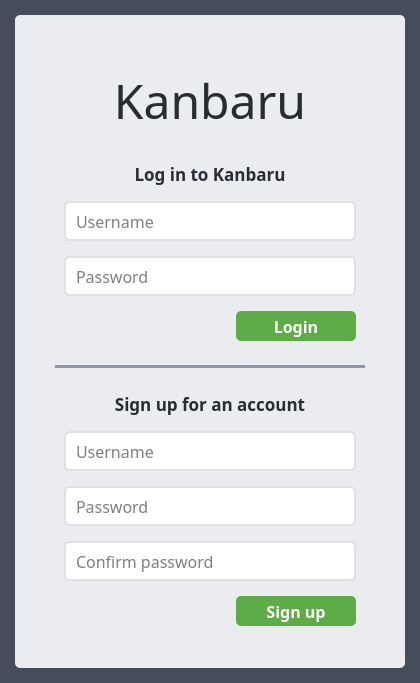
Above: src/ui/welcome.ui from dulapahv/Kanbaru before the change. Below: the same form after it.
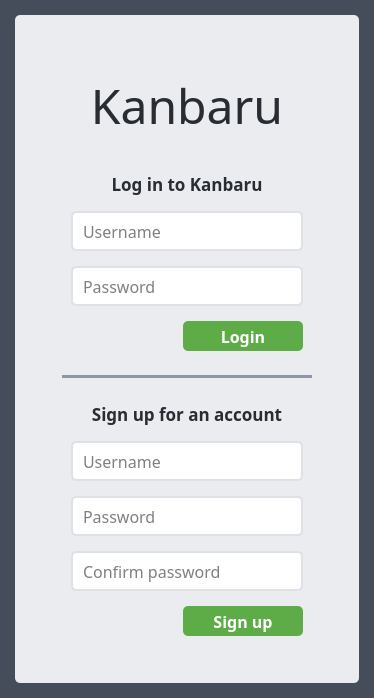
That is the form after the change.

```diff
--- a/src/ui/welcome.ui
+++ b/src/ui/welcome.ui
@@ -6,8 +6,8 @@
    <rect>
     <x>0</x>
     <y>0</y>
-    <width>420</width>
-    <height>683</height>
+    <width>374</width>
+    <height>698</height>
    </rect>
   </property>
   <property name="windowTitle">
@@ -72,6 +72,19 @@
           </property>
           <item>
            <layout class="QHBoxLayout" name="horizontalLayout_3">
+            <item>
+             <spacer name="horizontalSpacer_3">
+              <property name="orientation">
+               <enum>Qt::Horizontal</enum>
+              </property>
+              <property name="sizeHint" stdset="0">
+               <size>
+                <width>0</width>
+                <height>0</height>
+               </size>
+              </property>
+             </spacer>
+            </item>
             <item>
              <layout class="QVBoxLayout" name="verticalLayout_2">
               <property name="spacing">
@@ -483,8 +496,37 @@
                 </property>
                </spacer>
               </item>
+              <item>
+               <spacer name="horizontalSpacer_5">
+                <property name="orientation">
+                 <enum>Qt::Horizontal</enum>
+                </property>
+                <property name="sizeType">
+                 <enum>QSizePolicy::Fixed</enum>
+                </property>
+                <property name="sizeHint" stdset="0">
+                 <size>
+                  <width>250</width>
+                  <height>0</height>
+                 </size>
+                </property>
+               </spacer>
+              </item>
              </layout>
             </item>
+            <item>
+             <spacer name="horizontalSpacer_4">
+              <property name="orientation">
+               <enum>Qt::Horizontal</enum>
+              </property>
+              <property name="sizeHint" stdset="0">
+               <size>
+                <width>0</width>
+                <height>0</height>
+               </size>
+              </property>
+             </spacer>
+            </item>
            </layout>
           </item>
          </layout>
```
